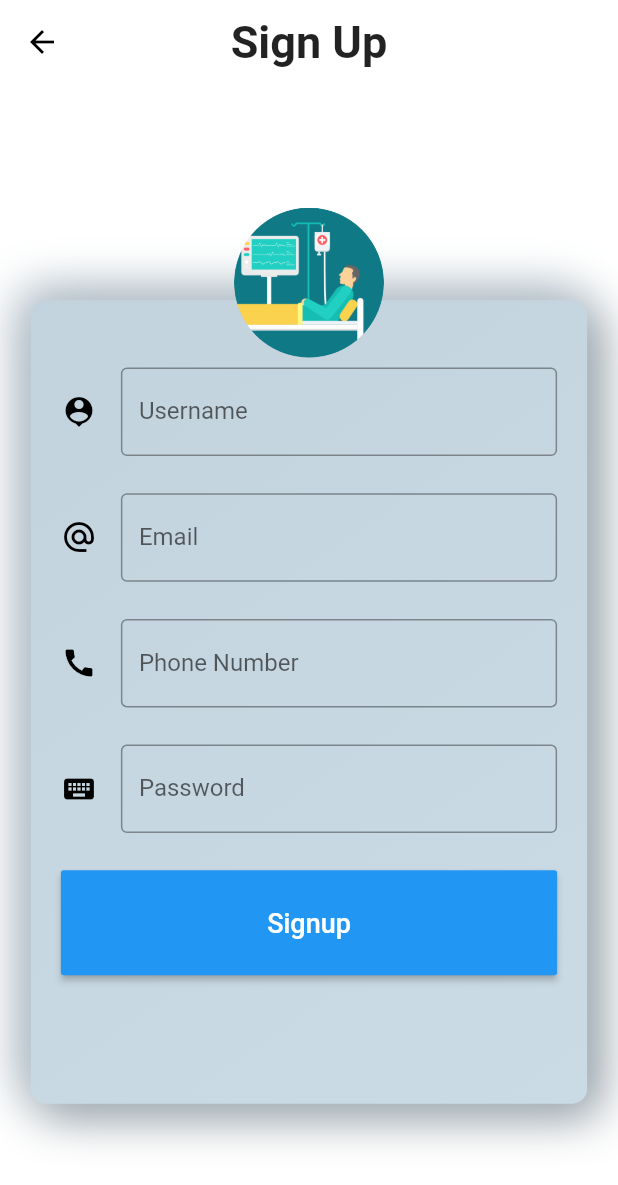
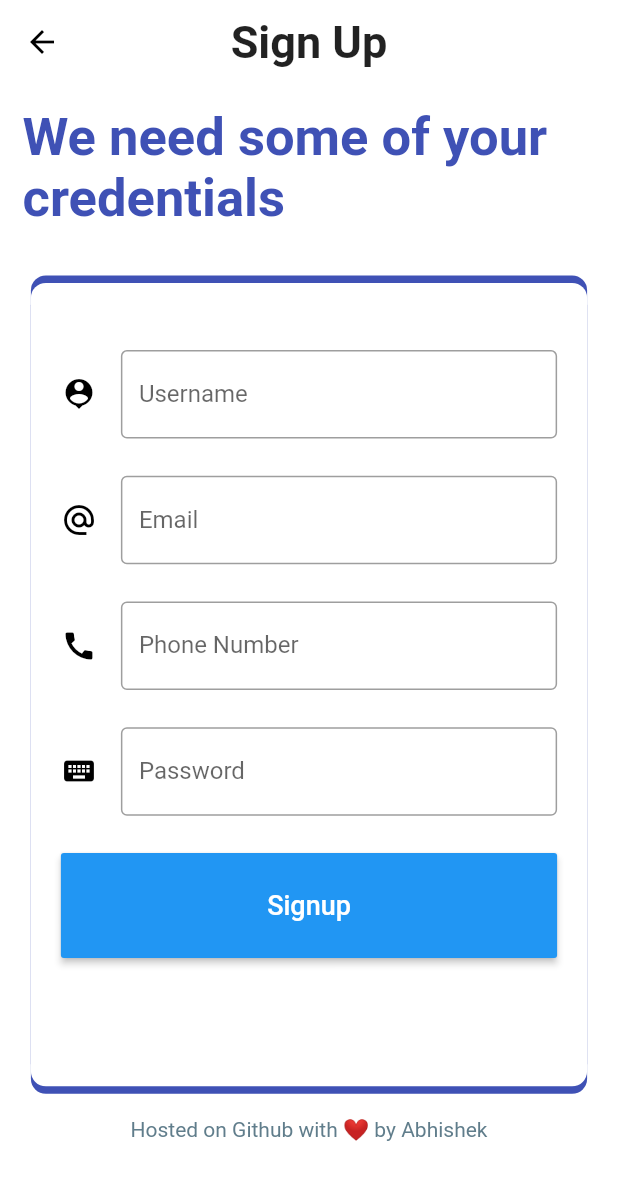
Before and after one commit to Karrigun/Medical-App, a Flutter app: the screen it shows after launch, after a tap on "Log in", after a tap on "Create an account", on a phone screen of 412 x 824 dp. Shown: the top 1185 px of the screen. Run offline on Flutter 3.47's test engine with Material 2 defaults, Android fonts, the phone set to English and light mode, and no system bars; our stand-ins replace firebase_auth, font_awesome_flutter, geolocator; missing offline and left inert: geocoder; accounts and stored records are empty.

Commit message:
Made changes in the UI of Login and Signup page .

```diff
--- a/lib/Screens/ChatBot.dart
+++ b/lib/Screens/ChatBot.dart
@@ -6,6 +6,14 @@ class ChatBot extends StatefulWidget {
 }
 
 class _ChatBotState extends State<ChatBot> with TickerProviderStateMixin {
+  final TextEditingController _controller = new TextEditingController();
+  String msg = '';
+
+  void _handleSubmition(String value) {
+    _controller.clear();
+    print(value);
+  }
+
   @override
   Widget build(BuildContext context) {
     return new Scaffold(
@@ -25,10 +33,11 @@ class _ChatBotState extends State<ChatBot> with TickerProviderStateMixin {
                 new Flexible(
                   child: Container(
                     decoration: new BoxDecoration(
-                      color: Colors.orange.shade400,
-                      borderRadius: BorderRadius.circular(10.0)
-                    ),
-                    child: new TextFormField(
+                        color: Colors.orange.shade400,
+                        borderRadius: BorderRadius.circular(10.0)),
+                    child: new TextField(
+                      controller: _controller,
+                      onSubmitted: _handleSubmition,
                       decoration: new InputDecoration(
                           hintText: "Your Message",
                           border: InputBorder.none,
@@ -41,12 +50,19 @@ class _ChatBotState extends State<ChatBot> with TickerProviderStateMixin {
                     ),
                   ),
                 ),
-                new SizedBox(width: 20.0,),
+                new SizedBox(
+                  width: 10.0,
+                ),
                 new ClipRRect(
                   borderRadius: new BorderRadius.circular(20.0),
                   child: new Container(
                     color: Colors.deepOrange,
-                    child: IconButton(color: Colors.black,onPressed: (){}, icon: new Icon(Icons.send),iconSize: 25.0,),
+                    child: IconButton(
+                      color: Colors.black,
+                      onPressed: () => _handleSubmition(_controller.text),
+                      icon: new Icon(Icons.send),
+                      iconSize: 25.0,
+                    ),
                   ),
                 )
               ],
--- a/lib/Screens/LogInPage.dart
+++ b/lib/Screens/LogInPage.dart
@@ -12,8 +12,7 @@ class LogInPage extends StatefulWidget {
 }
 
 class _LogInPageState extends State<LogInPage> {
-
-  Authentication _authentication = new Authentication() ;
+  Authentication _authentication = new Authentication();
 
   final _formKey = GlobalKey<FormState>();
   String email = "";
@@ -25,16 +24,29 @@ class _LogInPageState extends State<LogInPage> {
     return Scaffold(
       appBar: new AppBar(
         automaticallyImplyLeading: false,
-        centerTitle: true,
         backgroundColor: Theme.of(context).primaryColor,
         elevation: 0.0,
-        title: new Text("Log In" , style: new TextStyle(fontSize: 30.0 , fontWeight: FontWeight.bold),),
+        title: new Text(
+          "Log In",
+          style: new TextStyle(fontSize: 30.0, fontWeight: FontWeight.bold),
+        ),
       ),
       backgroundColor: Theme.of(context).primaryColor,
       body: new SafeArea(
           child: ListView(children: [
-        new SizedBox(
-          height: MediaQuery.of(context).size.height * 0.1,
+        new AnimatedContainer(
+          duration: new Duration(seconds : 2),
+          curve: Curves.bounceInOut,
+          child: Padding(
+            padding: const EdgeInsets.all(15.0),
+            child: new Text(
+              "Welcome back ! ",
+              style: new TextStyle(
+                  fontSize: 35.0,
+                  fontWeight: FontWeight.w600,
+                  color: Colors.indigo),
+            ),
+          ),
         ),
         Container(
           height: MediaQuery.of(context).size.height * 0.7,
@@ -45,25 +57,15 @@ class _LogInPageState extends State<LogInPage> {
                   width: MediaQuery.of(context).size.width * 0.9,
                   height: MediaQuery.of(context).size.height * 0.55,
                   decoration: BoxDecoration(
-                      gradient: LinearGradient(
-                          begin: Alignment.topLeft,
-                          end: Alignment.bottomRight,
-                          colors: [
-                            Theme.of(context).secondaryHeaderColor,
-                            Theme.of(context).cardColor,
-                          ]),
+                      color: Colors.white,
                       borderRadius: BorderRadius.all(Radius.circular(10)),
                       boxShadow: [
-                        BoxShadow(
-                            color: Color.fromRGBO(137, 148, 155, 1.0),
-                            offset: Offset(7.0, 7.0),
-                            blurRadius: 27.0,
-                            spreadRadius: 1.0),
-                        BoxShadow(
-                            color: Color.fromRGBO(178, 192, 202, 1.0),
-                            offset: Offset(-7.0, -7.0),
-                            blurRadius: 27.0,
-                            spreadRadius: 1.0),
+                        new BoxShadow(
+                          color: Colors.indigo,
+                          offset: new Offset(0.0, -5.0)
+                        ),
+                        new BoxShadow(
+                            color: Colors.indigo, offset: new Offset(0.0, 5.0))
                       ]),
                   child: Padding(
                     padding: const EdgeInsets.all(20.0),
@@ -112,15 +114,13 @@ class _LogInPageState extends State<LogInPage> {
                                     borderSide:
                                         new BorderSide(color: Colors.black))),
                           ),
-                          Row(
-                            mainAxisAlignment: MainAxisAlignment.center,
-                            children: <Widget>[
                           new Container(
                             width: MediaQuery.of(context).size.width * 0.8,
                             height: 60.0,
                             child: new RaisedButton(
                               color: Colors.blue,
                               onPressed: () async {
+                                if (_formKey.currentState.validate()) {
                                   dynamic result = await _authentication
                                       .signInWithEmailAndPassword(
                                           email, password);
@@ -133,6 +133,7 @@ class _LogInPageState extends State<LogInPage> {
                                     });
                                   } else {
                                     // It get directly reach to the HomePage() as we have set a Stream at the Wrapper Class .
+                                  }
                                 }
                               },
                               child: new Text(
@@ -150,8 +151,6 @@ class _LogInPageState extends State<LogInPage> {
                               fontSize: 14.0,
                               color: Colors.red.shade700,
                             ),
-                              )
-                            ],
                           ),
                           Row(
                             mainAxisAlignment: MainAxisAlignment.spaceEvenly,
@@ -180,22 +179,18 @@ class _LogInPageState extends State<LogInPage> {
                   ),
                 ),
               ),
-              new Positioned(
-                  top: 15,
-                  left: MediaQuery.of(context).size.width / 2 - 50,
-                  child: Container(
-                    child: ClipRRect(
-                      borderRadius: BorderRadius.circular(50),
-                      child: new Image(
-                        image: AssetImage('assets/images/patient.png'),
-                        width: 100,
-                        height: 100,
-                      ),
-                    ),
-                  )),
             ],
           ),
         ),
+        new Center(
+          child: new Text(
+            "Hosted on Github with ❤ by Abhishek",
+            style: new TextStyle(
+                color: Colors.blueGrey,
+                fontSize: 14.0,
+                fontWeight: FontWeight.w400),
+          ),
+        )
       ])),
     );
   }
--- a/lib/Screens/SignUpPage.dart
+++ b/lib/Screens/SignUpPage.dart
@@ -31,11 +31,22 @@ class _SignUpPAgeState extends State<SignUpPAge> {
       backgroundColor: Theme.of(context).primaryColor,
       body: new SafeArea(
           child: ListView(children: [
-        new SizedBox(
-          height: MediaQuery.of(context).size.height * 0.1,
+        new AnimatedContainer(
+          duration: new Duration(seconds: 2),
+          curve: Curves.bounceInOut,
+          child: Padding(
+            padding: const EdgeInsets.all(15.0),
+            child: new Text(
+              "We need some of your credentials ",
+              style: new TextStyle(
+                  fontSize: 35.0,
+                  fontWeight: FontWeight.w600,
+                  color: Colors.indigo),
+            ),
+          ),
         ),
-        Container(
-          height: MediaQuery.of(context).size.height * 0.8,
+        new Container(
+          height: MediaQuery.of(context).size.height * 0.7,
           child: new Stack(
             children: <Widget>[
               new Center(
@@ -43,25 +54,14 @@ class _SignUpPAgeState extends State<SignUpPAge> {
                   width: MediaQuery.of(context).size.width * 0.9,
                   height: MediaQuery.of(context).size.height * 0.65,
                   decoration: BoxDecoration(
-                      gradient: LinearGradient(
-                          begin: Alignment.topLeft,
-                          end: Alignment.bottomRight,
-                          colors: [
-                            Theme.of(context).secondaryHeaderColor,
-                            Theme.of(context).cardColor,
-                          ]),
                       borderRadius: BorderRadius.all(Radius.circular(10)),
+                      color: Colors.white,
                       boxShadow: [
-                        BoxShadow(
-                            color: Color.fromRGBO(137, 148, 155, 1.0),
-                            offset: Offset(7.0, 7.0),
-                            blurRadius: 27.0,
-                            spreadRadius: 1.0),
-                        BoxShadow(
-                            color: Color.fromRGBO(178, 192, 202, 1.0),
-                            offset: Offset(-7.0, -7.0),
-                            blurRadius: 27.0,
-                            spreadRadius: 1.0),
+                        new BoxShadow(
+                            color: Colors.indigo,
+                            offset: new Offset(0.0, -5.0)),
+                        new BoxShadow(
+                            color: Colors.indigo, offset: new Offset(0.0, 5.0)),
                       ]),
                   child: Padding(
                     padding: const EdgeInsets.all(20.0),
@@ -85,8 +85,8 @@ class _SignUpPAgeState extends State<SignUpPAge> {
                                 labelText: "Username",
                                 hintText: 'What we call you ? ',
                                 border: new OutlineInputBorder(
-                                    borderSide: new BorderSide(
-                                        color: Colors.black))),
+                                    borderSide:
+                                        new BorderSide(color: Colors.black))),
                           ),
                           new TextFormField(
                             validator: (value) =>
@@ -105,8 +105,8 @@ class _SignUpPAgeState extends State<SignUpPAge> {
                                 labelText: "Email",
                                 hintText: 'example@gmail.com',
                                 border: new OutlineInputBorder(
-                                    borderSide: new BorderSide(
-                                        color: Colors.black))),
+                                    borderSide:
+                                        new BorderSide(color: Colors.black))),
                           ),
                           new TextFormField(
                             validator: (value) => value.length < 10
@@ -125,8 +125,8 @@ class _SignUpPAgeState extends State<SignUpPAge> {
                                 labelText: "Phone Number",
                                 hintText: '+91 XXXX XXXX XX',
                                 border: new OutlineInputBorder(
-                                    borderSide: new BorderSide(
-                                        color: Colors.black))),
+                                    borderSide:
+                                        new BorderSide(color: Colors.black))),
                           ),
                           new TextFormField(
                             validator: (value) => value.length < 6
@@ -146,12 +146,12 @@ class _SignUpPAgeState extends State<SignUpPAge> {
                                 labelText: "Password",
                                 hintText: 'First see there is no one around .',
                                 border: new OutlineInputBorder(
-                                    borderSide: new BorderSide(
-                                        color: Colors.black))),
+                                    borderSide:
+                                        new BorderSide(color: Colors.black))),
                           ),
                           new Container(
                             height: 70.0,
-                            width: MediaQuery.of(context).size.width ,
+                            width: MediaQuery.of(context).size.width,
                             child: new RaisedButton(
                               color: Colors.blue,
                               onPressed: () async {
@@ -193,23 +193,18 @@ class _SignUpPAgeState extends State<SignUpPAge> {
                   ),
                 ),
               ),
-              new Positioned(
-                  top: 0,
-                  left: MediaQuery.of(context).size.width / 2 - 50,
-                  child: Container(
-                    child: ClipRRect(
-                      borderRadius: BorderRadius.circular(50),
-                      child: new Image(
-                        image: AssetImage('assets/images/bed_patient.png'),
-                        fit: BoxFit.contain,
-                        width: 100,
-                        height: 100,
-                      ),
-                    ),
-                  )),
             ],
           ),
         ),
+        new Center(
+          child: new Text(
+            "Hosted on Github with ❤ by Abhishek",
+            style: new TextStyle(
+                color: Colors.blueGrey,
+                fontSize: 14.0,
+                fontWeight: FontWeight.w400),
+          ),
+        )
       ])),
     );
   }
```
Lines whose indentation alone changed are shown as unchanged.
